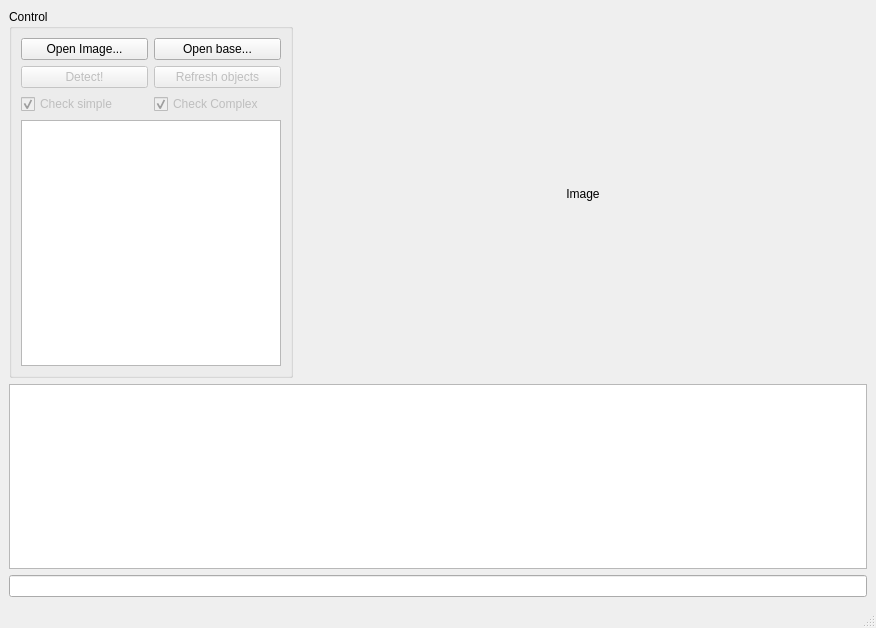
Above: gui_eod.ui from Extended-Object-Detection-ROS/qt_gui_eod before the change. Below: the same form after it.
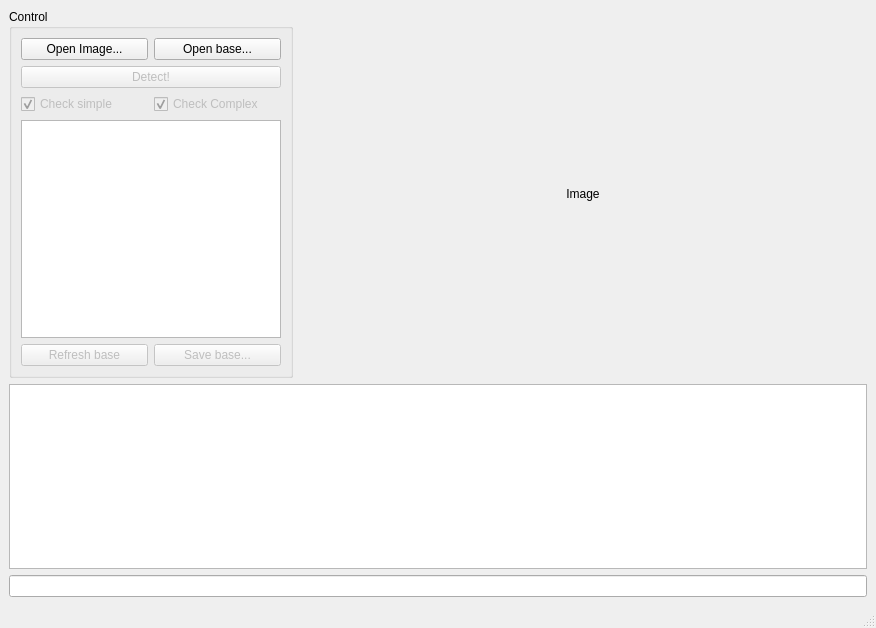
That is the form after the change.

Patch:
```diff
--- a/gui_eod.ui
+++ b/gui_eod.ui
@@ -21,13 +21,10 @@
        <string>Control</string>
       </property>
       <layout class="QGridLayout" name="gridLayout_2">
-       <item row="1" column="1">
-        <widget class="QPushButton" name="pb_refresh">
-         <property name="enabled">
-          <bool>false</bool>
-         </property>
+       <item row="0" column="0">
+        <widget class="QPushButton" name="pb_openImage">
          <property name="text">
-          <string>Refresh objects</string>
+          <string>Open Image...</string>
          </property>
         </widget>
        </item>
@@ -38,6 +35,16 @@
          </property>
         </widget>
        </item>
+       <item row="1" column="0" colspan="2">
+        <widget class="QPushButton" name="pb_detect">
+         <property name="enabled">
+          <bool>false</bool>
+         </property>
+         <property name="text">
+          <string>Detect!</string>
+         </property>
+        </widget>
+       </item>
        <item row="2" column="0">
         <widget class="QCheckBox" name="cb_check_all">
          <property name="enabled">
@@ -51,23 +58,6 @@
          </property>
         </widget>
        </item>
-       <item row="0" column="0">
-        <widget class="QPushButton" name="pb_openImage">
-         <property name="text">
-          <string>Open Image...</string>
-         </property>
-        </widget>
-       </item>
-       <item row="1" column="0">
-        <widget class="QPushButton" name="pb_detect">
-         <property name="enabled">
-          <bool>false</bool>
-         </property>
-         <property name="text">
-          <string>Detect!</string>
-         </property>
-        </widget>
-       </item>
        <item row="2" column="1">
         <widget class="QCheckBox" name="cb_check_all_complex">
          <property name="enabled">
@@ -84,6 +74,26 @@
        <item row="3" column="0" colspan="2">
         <widget class="QListWidget" name="lw_objects"/>
        </item>
+       <item row="4" column="0">
+        <widget class="QPushButton" name="pb_refresh">
+         <property name="enabled">
+          <bool>false</bool>
+         </property>
+         <property name="text">
+          <string>Refresh base</string>
+         </property>
+        </widget>
+       </item>
+       <item row="4" column="1">
+        <widget class="QPushButton" name="pb_save_base">
+         <property name="enabled">
+          <bool>false</bool>
+         </property>
+         <property name="text">
+          <string>Save base...</string>
+         </property>
+        </widget>
+       </item>
       </layout>
      </widget>
     </item>
```
